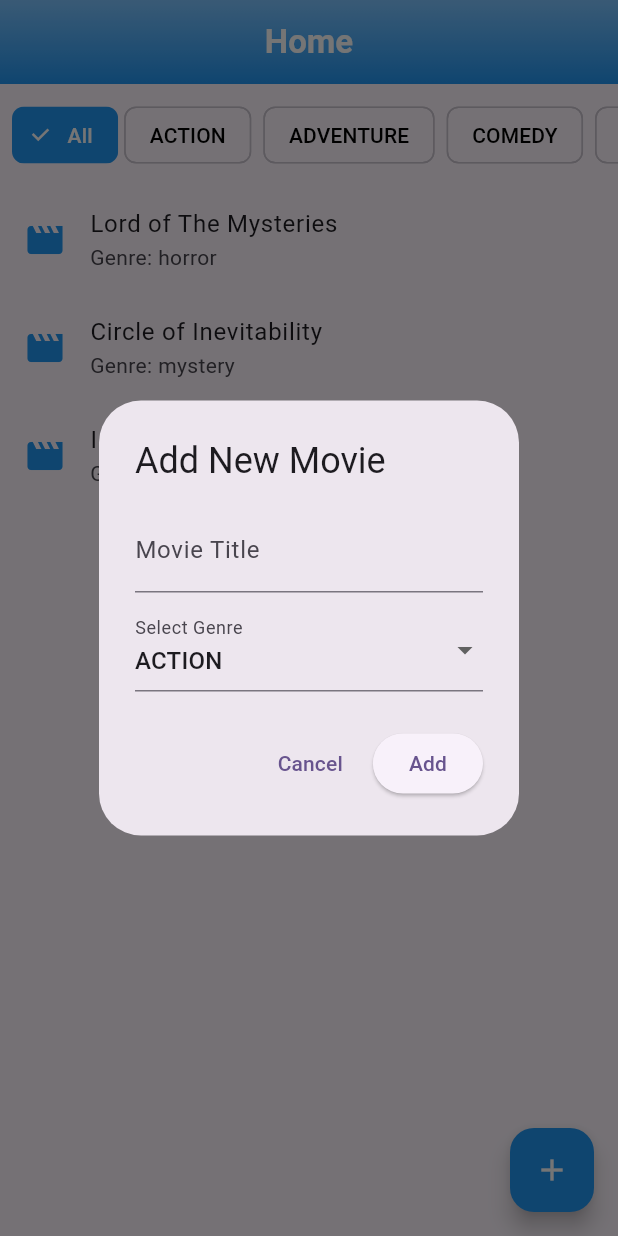
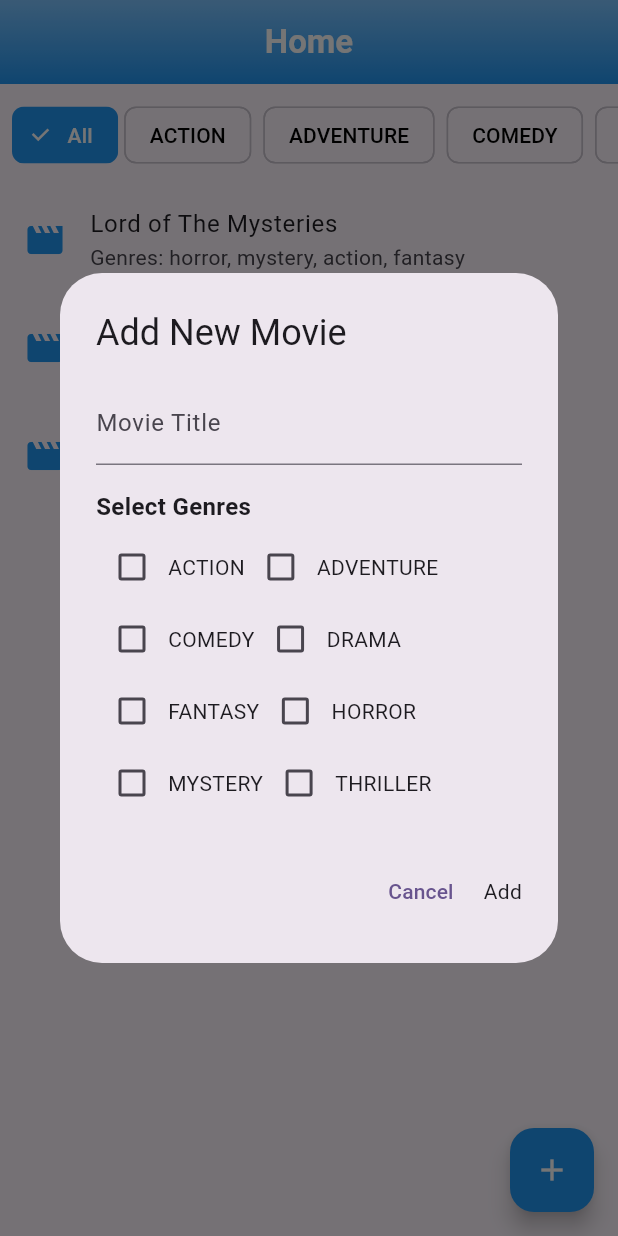
Before and after one commit to muhammadHeiwa/movie-riverpod, a Flutter app: the screen it shows after launch, after a tap on the "add" icon, on a phone screen of 412 x 824 dp. Run offline on Flutter 3.47's test engine with Material 3 defaults, Android fonts, the phone set to English and light mode, and no system bars; drawn by our look-alikes of flutter_slidable; our stand-ins replace flutter_riverpod, riverpod_annotation; generated files the repository leaves out were written again.

Commit message:
change genre to array

```diff
--- a/lib/components/modal_movie_dialog.dart
+++ b/lib/components/modal_movie_dialog.dart
@@ -13,14 +13,14 @@ class ModalMovieDialog extends ConsumerStatefulWidget {
 
 class _ModalMovieDialogState extends ConsumerState<ModalMovieDialog> {
   late TextEditingController _titleController = TextEditingController();
-  late GenreChoice _selectedGenre = GenreChoice.action;
+  late List<GenreChoice> _selectedGenres = [];
   bool get isEditing => widget.isEditing;
 
   @override
   void initState() {
     super.initState();
     _titleController = TextEditingController(text: widget.movie?.title ?? '');
-    _selectedGenre = widget.movie?.genre ?? GenreChoice.action;
+    _selectedGenres = widget.movie?.genres.toList() ?? [];
   }
 
   @override
@@ -31,23 +31,40 @@ class _ModalMovieDialogState extends ConsumerState<ModalMovieDialog> {
       title: const Text('Add New Movie'),
       content: Column(
         mainAxisSize: MainAxisSize.min,
+        crossAxisAlignment: CrossAxisAlignment.start,
         children: [
           TextField(
             controller: _titleController,
             decoration: const InputDecoration(labelText: 'Movie Title'),
           ),
-          const SizedBox(height: 10),
-          DropdownButtonFormField<GenreChoice>(
-            value: _selectedGenre,
-            decoration: const InputDecoration(labelText: 'Select Genre'),
-            items: GenreChoice.values.map((genre) {
-              return DropdownMenuItem(value: genre, child: Text(genre.name.toUpperCase()));
+          const SizedBox(height: 16),
+          const Text(
+            "Select Genres", // Add title above checkboxes
+            style: TextStyle(fontSize: 16, fontWeight: FontWeight.bold),
+          ),
+          const SizedBox(height: 5),
+          Wrap(
+            alignment: WrapAlignment.start,
+            children: GenreChoice.values.map((genre) {
+              return Row(
+                mainAxisSize: MainAxisSize.min,
+                children: [
+                  Checkbox(
+                    value: _selectedGenres.contains(genre),
+                    onChanged: (isChecked) {
+                      setState(() {
+                        if (isChecked!) {
+                          _selectedGenres.add(genre);
+                        } else {
+                          _selectedGenres.remove(genre);
+                        }
+                      });
+                    },
+                  ),
+                  Text(genre.name.toUpperCase()),
+                ],
+              );
             }).toList(),
-            onChanged: (value) {
-              setState(() {
-                _selectedGenre = value!;
-              });
-            },
           ),
         ],
       ),
@@ -56,19 +73,19 @@ class _ModalMovieDialogState extends ConsumerState<ModalMovieDialog> {
           onPressed: () => Navigator.pop(context),
           child: const Text('Cancel'),
         ),
-        ElevatedButton(
-          onPressed: () {
+        InkWell(
+          onTap: () {
             if (_titleController.text.isNotEmpty) {
               if (isEditing) {
                 movieEvent.editList(
                   widget.movie!.id,
                   _titleController.text,
-                  _selectedGenre,
+                  _selectedGenres,
                 );
               } else {
                 movieEvent.addList(
                   _titleController.text,
-                  _selectedGenre,
+                  _selectedGenres,
                 );
               }
               Navigator.pop(context);
--- a/lib/riverpod/state_provider/movie_provider/movie_provider.dart
+++ b/lib/riverpod/state_provider/movie_provider/movie_provider.dart
@@ -7,23 +7,23 @@ enum GenreChoice { action, adventure, comedy, drama, fantasy, horror, mystery, t
 class MovieState {
   int id;
   String title;
-  GenreChoice genre;
+  List<GenreChoice> genres;
 
   MovieState({
     required this.id,
     required this.title,
-    required this.genre,
+    required this.genres,
   });
 
   MovieState copyWith({
     int? id,
     String? title,
-    GenreChoice? genre,
+    List<GenreChoice>? genres,
   }) {
     return MovieState(
       id: id ?? this.id,
       title: title ?? this.title,
-      genre: genre ?? this.genre,
+      genres: genres ?? this.genres,
     );
   }
 }
@@ -33,27 +33,42 @@ class MovieStateEvent extends _$MovieStateEvent {
   @override
   List<MovieState> build() {
     return [
-      MovieState(id: 1, title: "Lord of The Mysteries", genre: GenreChoice.horror),
-      MovieState(id: 2, title: "Circle of Inevitability", genre: GenreChoice.mystery),
-      MovieState(id: 3, title: "I Used To Be an Idol", genre: GenreChoice.comedy),
+      MovieState(id: 1, title: "Lord of The Mysteries", genres: [
+        GenreChoice.horror,
+        GenreChoice.mystery,
+        GenreChoice.action,
+        GenreChoice.fantasy,
+      ]),
+      MovieState(id: 2, title: "Circle of Inevitability", genres: [
+        GenreChoice.horror,
+        GenreChoice.mystery,
+        GenreChoice.action,
+        GenreChoice.fantasy,
+      ]),
+      MovieState(id: 3, title: "I Used To Be an Idol", genres: [
+        GenreChoice.comedy,
+        GenreChoice.drama,
+      ]),
     ];
   }
 
   void deleteList(int id) {
+    print(id);
     state = state.where((element) => element.id != id).toList();
   }
 
-  void addList(String title, GenreChoice genre) {
+  void addList(String title, List<GenreChoice> genre) {
     final int newId = state.isEmpty ? 1 : (state.map((e) => e.id).reduce((a, b) => a > b ? a : b) + 1);
+    print(newId);
 
-    final newMovie = MovieState(id: newId, title: title, genre: genre);
+    final newMovie = MovieState(id: newId, title: title, genres: genre);
     state = [...state, newMovie];
   }
 
-  void editList(int id, String title, GenreChoice genre) {
+  void editList(int id, String title, List<GenreChoice> genre) {
     List<MovieState> movie = [...state];
     int index = movie.indexWhere((element) => element.id == id);
-    MovieState updateMovie = MovieState(id: index, title: title, genre: genre);
+    MovieState updateMovie = MovieState(id: id, title: title, genres: genre);
     movie[index] = updateMovie;
     state = movie;
   }
--- a/lib/screens/home_screen.dart
+++ b/lib/screens/home_screen.dart
@@ -20,7 +20,7 @@ class _HomeScreenState extends ConsumerState<HomeScreen> {
     final movieEvent = ref.watch(movieStateEventProvider.notifier);
 
     final filteredMovies =
-        selectedGenre == null ? movieList : movieList.where((movie) => movie.genre == selectedGenre).toList();
+        selectedGenre == null ? movieList : movieList.where((movie) => movie.genres.contains(selectedGenre)).toList();
 
     return Scaffold(
       appBar: AppBar(
@@ -120,7 +120,7 @@ class _HomeScreenState extends ConsumerState<HomeScreen> {
                                 size: 28,
                               ),
                               title: Text(movie.title),
-                              subtitle: Text("Genre: ${movie.genre.name}"),
+                              subtitle: Text("Genres: ${movie.genres.map((e) => e.name).join(", ")}"),
                             ),
                           ),
                         );
```
